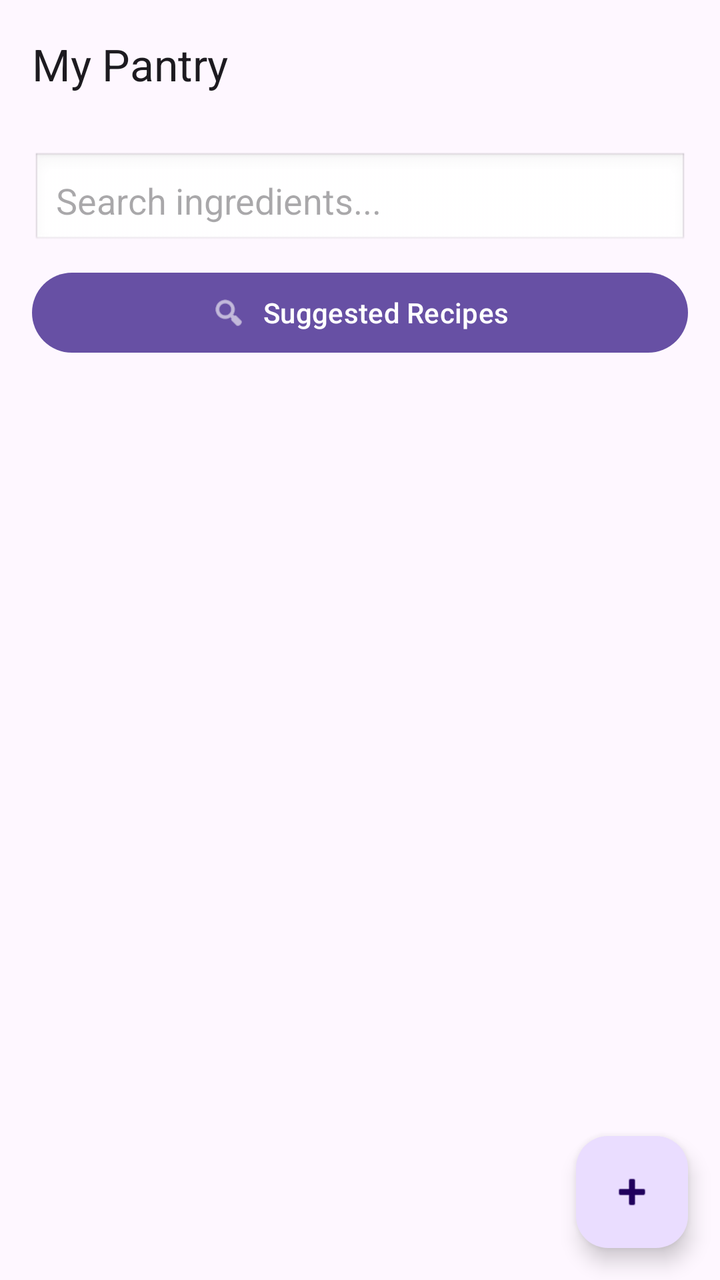
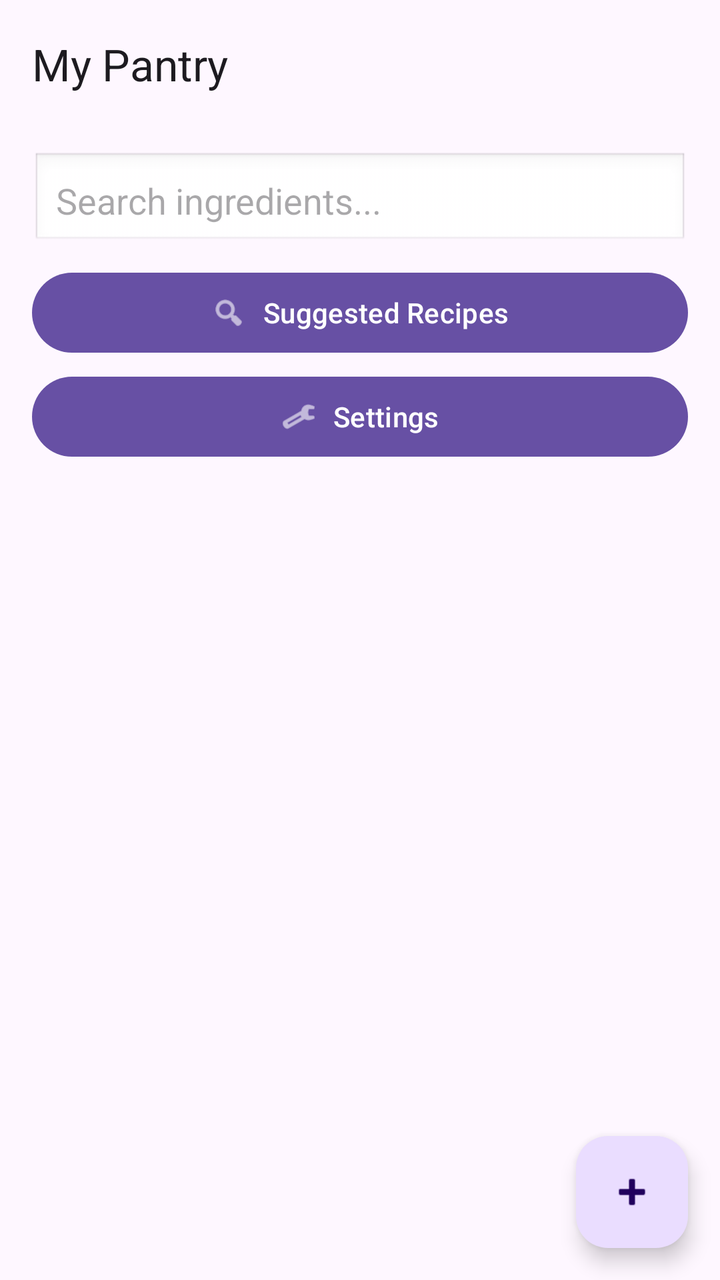

Compare the two renders of this Android layout. The source of the first and the diff that turns it into the second are given below.
<!-- AndroidManifest.xml: application theme Theme.SmartPantryManager -->
<!-- res/layout/activity_pantry_list.xml -->
<?xml version="1.0" encoding="utf-8"?>
<androidx.constraintlayout.widget.ConstraintLayout
    xmlns:android="http://schemas.android.com/apk/res/android"
    xmlns:app="http://schemas.android.com/apk/res-auto"
    xmlns:tools="http://schemas.android.com/tools"
    android:id="@+id/main"
    android:layout_width="match_parent"
    android:layout_height="match_parent"
    tools:context=".PantryListActivity">

    <com.google.android.material.appbar.MaterialToolbar
        android:id="@+id/toolbar"
        android:layout_width="0dp"
        android:layout_height="?attr/actionBarSize"
        app:title="@string/title_pantry"
        app:layout_constraintTop_toTopOf="parent"
        app:layout_constraintStart_toStartOf="parent"
        app:layout_constraintEnd_toEndOf="parent" />

    
    <EditText
        android:id="@+id/etSearchPantry"
        android:layout_width="0dp"
        android:layout_height="wrap_content"
        android:layout_marginStart="16dp"
        android:layout_marginTop="12dp"
        android:layout_marginEnd="16dp"
        android:hint="Search ingredients..."
        android:inputType="text"
        android:singleLine="true"
        android:padding="12dp"
        android:background="@android:drawable/edit_text"
        android:importantForAutofill="no"
        android:contentDescription="Search pantry ingredients"
        app:layout_constraintTop_toBottomOf="@id/toolbar"
        app:layout_constraintStart_toStartOf="parent"
        app:layout_constraintEnd_toEndOf="parent" />

    
    <com.google.android.material.button.MaterialButton
        android:id="@+id/btnSuggestedRecipes"
        android:layout_width="0dp"
        android:layout_height="wrap_content"
        android:layout_marginStart="16dp"
        android:layout_marginTop="8dp"
        android:layout_marginEnd="16dp"
        android:text="Suggested Recipes"
        android:contentDescription="View recipes you can make"
        app:icon="@android:drawable/ic_menu_search"
        app:iconGravity="textStart"
        app:layout_constraintTop_toBottomOf="@id/etSearchPantry"
        app:layout_constraintStart_toStartOf="parent"
        app:layout_constraintEnd_toEndOf="parent" />

    
    <androidx.recyclerview.widget.RecyclerView
        android:id="@+id/recyclerPantry"
        android:layout_width="0dp"
        android:layout_height="0dp"
        android:padding="8dp"
        android:clipToPadding="false"
        app:layoutManager="androidx.recyclerview.widget.LinearLayoutManager"
        app:layout_constraintTop_toBottomOf="@id/btnSuggestedRecipes"
        app:layout_constraintBottom_toBottomOf="parent"
        app:layout_constraintStart_toStartOf="parent"
        app:layout_constraintEnd_toEndOf="parent" />

    
    <TextView
        android:id="@+id/textEmpty"
        android:layout_width="wrap_content"
        android:layout_height="wrap_content"
        android:gravity="center"
        android:padding="24dp"
        android:text="@string/pantry_empty"
        android:textSize="16sp"
        android:visibility="gone"
        app:layout_constraintTop_toBottomOf="@id/btnSuggestedRecipes"
        app:layout_constraintBottom_toBottomOf="parent"
        app:layout_constraintStart_toStartOf="parent"
        app:layout_constraintEnd_toEndOf="parent" />

    
    <com.google.android.material.floatingactionbutton.FloatingActionButton
        android:id="@+id/fabAdd"
        android:layout_width="wrap_content"
        android:layout_height="wrap_content"
        android:layout_margin="16dp"
        android:contentDescription="@string/add_ingredient"
        app:srcCompat="@android:drawable/ic_input_add"
        app:layout_constraintBottom_toBottomOf="parent"
        app:layout_constraintEnd_toEndOf="parent" />

</androidx.constraintlayout.widget.ConstraintLayout>
<!-- resources referenced by this layout -->
<resources>
  <string name="add_ingredient">Add Ingredient</string>
  <string name="pantry_empty">Your pantry is empty. Add an ingredient to get started.</string>
  <string name="title_pantry">My Pantry</string>
  <style name="Theme.SmartPantryManager" parent="Base.Theme.SmartPantryManager" />
  <style name="Base.Theme.SmartPantryManager" parent="Theme.Material3.DayNight.NoActionBar">
          
          
      </style>
</resources>

<!-- the commit's change to res/layout/activity_pantry_list.xml (unified diff, before → after) -->
@@ -8,6 +8,7 @@
     android:layout_height="match_parent"
     tools:context=".PantryListActivity">
 
+    
     <com.google.android.material.appbar.MaterialToolbar
         android:id="@+id/toolbar"
         android:layout_width="0dp"
@@ -53,6 +54,22 @@
         app:layout_constraintEnd_toEndOf="parent" />
 
     
+    <com.google.android.material.button.MaterialButton
+        android:id="@+id/btnSettings"
+        android:layout_width="0dp"
+        android:layout_height="wrap_content"
+        android:layout_marginStart="16dp"
+        android:layout_marginTop="4dp"
+        android:layout_marginEnd="16dp"
+        android:text="Settings"
+        android:contentDescription="Open app settings"
+        app:icon="@android:drawable/ic_menu_preferences"
+        app:iconGravity="textStart"
+        app:layout_constraintTop_toBottomOf="@id/btnSuggestedRecipes"
+        app:layout_constraintStart_toStartOf="parent"
+        app:layout_constraintEnd_toEndOf="parent" />
+
+    
     <androidx.recyclerview.widget.RecyclerView
         android:id="@+id/recyclerPantry"
         android:layout_width="0dp"
@@ -60,7 +77,7 @@
         android:padding="8dp"
         android:clipToPadding="false"
         app:layoutManager="androidx.recyclerview.widget.LinearLayoutManager"
-        app:layout_constraintTop_toBottomOf="@id/btnSuggestedRecipes"
+        app:layout_constraintTop_toBottomOf="@id/btnSettings"
         app:layout_constraintBottom_toBottomOf="parent"
         app:layout_constraintStart_toStartOf="parent"
         app:layout_constraintEnd_toEndOf="parent" />
@@ -75,7 +92,7 @@
         android:text="@string/pantry_empty"
         android:textSize="16sp"
         android:visibility="gone"
-        app:layout_constraintTop_toBottomOf="@id/btnSuggestedRecipes"
+        app:layout_constraintTop_toBottomOf="@id/btnSettings"
         app:layout_constraintBottom_toBottomOf="parent"
         app:layout_constraintStart_toStartOf="parent"
         app:layout_constraintEnd_toEndOf="parent" />
